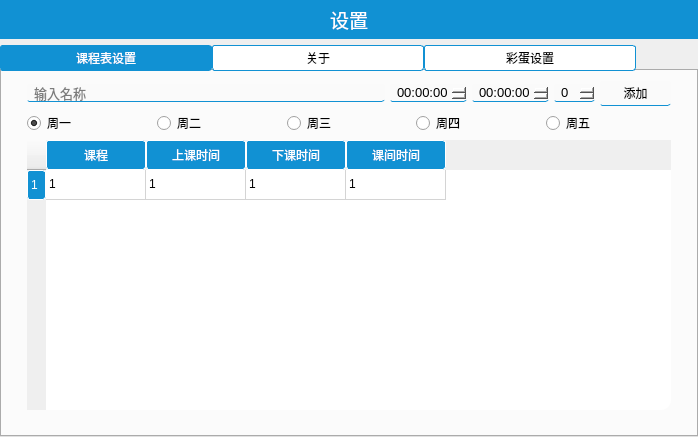
Above: tableeditwidget.ui from Aero80wd/SchoolTools before the change. Below: the same form after it.
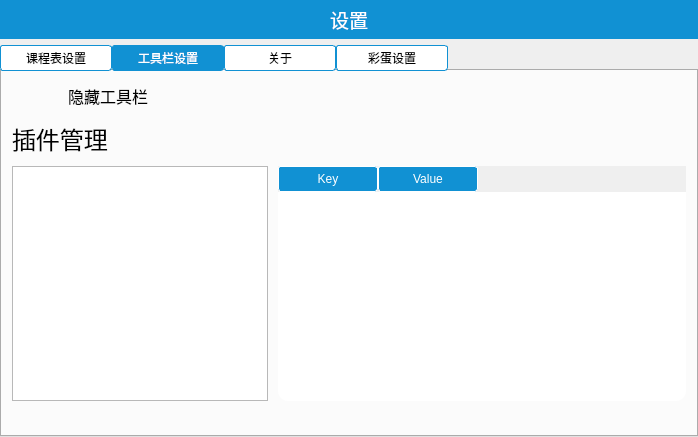
That is the form after the change. The open tabs and pages were chosen to show the change. Icons and pictures are not drawn. Custom widgets are drawn as their Qt base class.

What changed in the file:
```diff
--- a/tableeditwidget.ui
+++ b/tableeditwidget.ui
@@ -65,7 +65,7 @@
      <property name="styleSheet">
       <string notr="true">QTabBar::tab{
 background:#ffffff;
-width:200%;
+width:100%;
 border-radius:3px;
 border:1px solid #1191d3;
 
@@ -498,6 +498,142 @@
        </item>
       </layout>
      </widget>
+     <widget class="QWidget" name="tab_4">
+      <attribute name="title">
+       <string>工具栏设置</string>
+      </attribute>
+      <layout class="QVBoxLayout" name="verticalLayout_5" stretch="0,1,14514,0">
+       <property name="spacing">
+        <number>10</number>
+       </property>
+       <property name="leftMargin">
+        <number>10</number>
+       </property>
+       <property name="topMargin">
+        <number>10</number>
+       </property>
+       <property name="rightMargin">
+        <number>10</number>
+       </property>
+       <property name="bottomMargin">
+        <number>10</number>
+       </property>
+       <item>
+        <widget class="QCheckBox" name="chkHide">
+         <property name="maximumSize">
+          <size>
+           <width>16777215</width>
+           <height>30</height>
+          </size>
+         </property>
+         <property name="font">
+          <font>
+           <pointsize>12</pointsize>
+          </font>
+         </property>
+         <property name="styleSheet">
+          <string notr="true">QCheckBox{
+border:none;
+}
+
+QCheckBox::indicator{/*选择框尺寸*/
+    border: 0px solid #b1b1b1;
+	width: 50px;
+	height: 50px;
+}
+QCheckBox::indicator:unchecked{
+image:url(&quot;:/res/checkbutton/unchecked.png&quot;);
+}
+QCheckBox::indicator:checked{
+image:url(&quot;:/res/checkbutton/checked.png&quot;);
+}
+QCheckBox:hover{
+color:#1191d3;
+}</string>
+         </property>
+         <property name="text">
+          <string>隐藏工具栏</string>
+         </property>
+        </widget>
+       </item>
+       <item>
+        <widget class="QLabel" name="label_7">
+         <property name="font">
+          <font>
+           <pointsize>18</pointsize>
+          </font>
+         </property>
+         <property name="text">
+          <string>插件管理</string>
+         </property>
+        </widget>
+       </item>
+       <item>
+        <layout class="QHBoxLayout" name="horizontalLayout_10" stretch="0,1">
+         <item>
+          <widget class="QListWidget" name="pluginList">
+           <property name="font">
+            <font>
+             <pointsize>12</pointsize>
+            </font>
+           </property>
+          </widget>
+         </item>
+         <item>
+          <widget class="QTableWidget" name="pluginInfo">
+           <property name="styleSheet">
+            <string notr="true">QTableWidget{
+background:#ffffff;
+border-radius:10px;
+}
+QTableWidget::item{
+border:none;
+border-radius:3px;
+}
+QTableWidget::item:selected{
+background:#1191d3;
+}
+QTableWidget::item:hover{
+color:#000000;
+background:rgb(217, 217, 217);
+}
+QHeaderView::section{
+border:1px solid white;
+border-radius:3px;
+text-align:center;
+background:#1191d3;
+padding:3px;
+color:#ffffff;
+
+}
+QScrollBar::handle:vertical{
+background:#1191d3;
+
+}</string>
+           </property>
+           <column>
+            <property name="text">
+             <string>Key</string>
+            </property>
+           </column>
+           <column>
+            <property name="text">
+             <string>Value</string>
+            </property>
+           </column>
+          </widget>
+         </item>
+        </layout>
+       </item>
+       <item>
+        <widget class="QLabel" name="status_bar">
+         <property name="text">
+          <string/>
+         </property>
+        </widget>
+       </item>
+      </layout>
+     </widget>
      <widget class="QWidget" name="tab_2">
       <attribute name="title">
        <string>关于</string>
```
Left out of the diff: 6 changed lines with no effect on the pictures.
